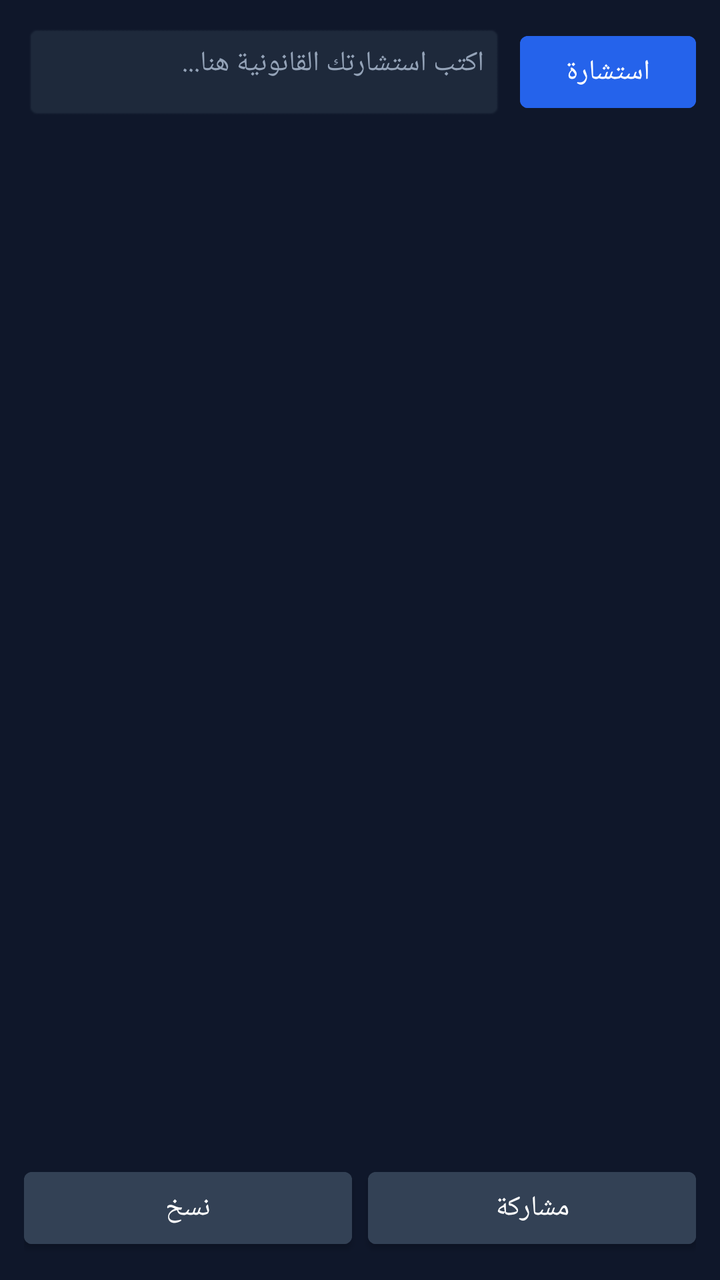
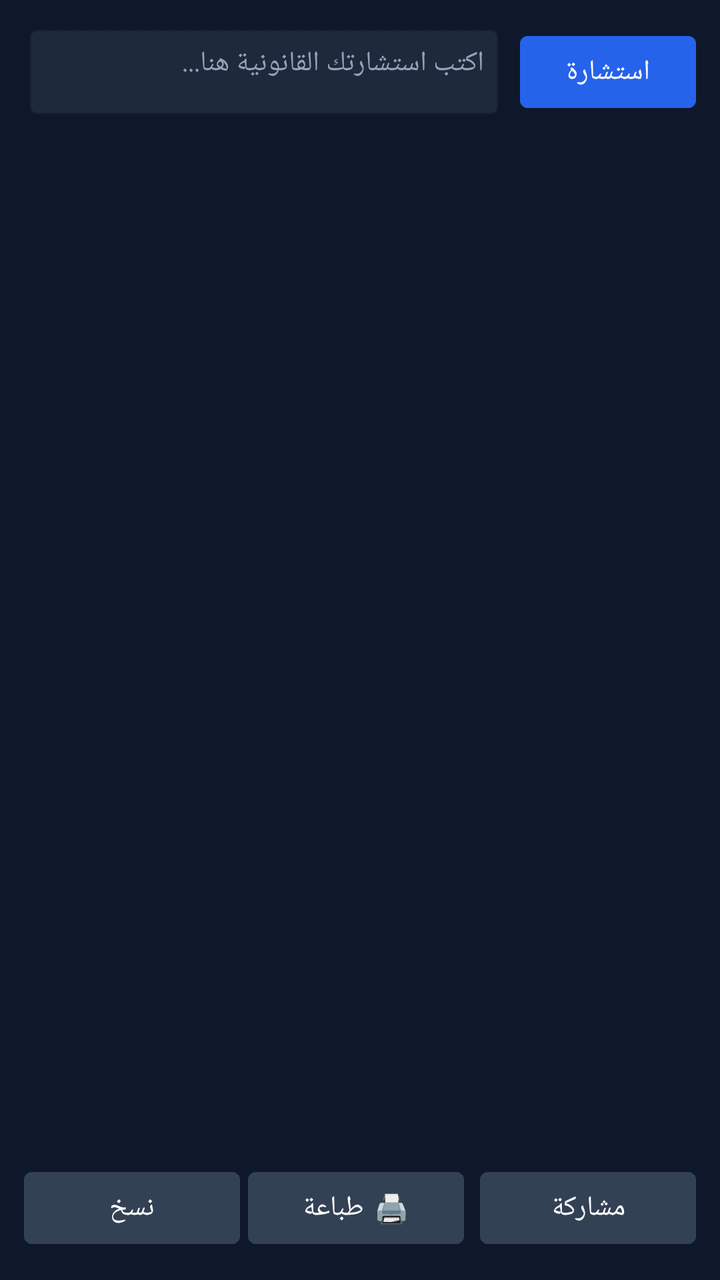

Compare the two renders of this Android layout. The source of the first and the diff that turns it into the second are given below.
<!-- AndroidManifest.xml: application theme Theme.AlMustashar -->
<!-- res/layout/activity_consult.xml -->
<?xml version="1.0" encoding="utf-8"?>
<LinearLayout xmlns:android="http://schemas.android.com/apk/res/android"
    android:layout_width="match_parent"
    android:layout_height="match_parent"
    android:orientation="vertical"
    android:background="#0F172A"
    android:padding="12dp">

    <LinearLayout
        android:id="@+id/layoutInput"
        android:layout_width="match_parent"
        android:layout_height="wrap_content"
        android:orientation="horizontal"
        android:gravity="center_vertical"
        android:layout_marginBottom="8dp">

        <EditText
            android:id="@+id/etQuestion"
            android:layout_width="0dp"
            android:layout_height="wrap_content"
            android:layout_weight="1"
            android:minHeight="48dp"
            android:hint="اكتب استشارتك القانونية هنا..."
            android:textColor="#FFFFFF"
            android:textColorHint="#94A3B8"
            android:background="@android:drawable/editbox_background"
            android:backgroundTint="#1E293B"
            android:padding="10dp"
            android:gravity="right|top"
            android:textDirection="rtl"
            android:textSize="14sp" />

        <Button
            android:id="@+id/btnAsk"
            android:layout_width="wrap_content"
            android:layout_height="wrap_content"
            android:layout_marginStart="8dp"
            android:text="استشارة"
            android:backgroundTint="#2563EB"
            android:textColor="#FFFFFF" />
    </LinearLayout>

    <ProgressBar
        android:id="@+id/progressBar"
        android:layout_width="wrap_content"
        android:layout_height="wrap_content"
        android:layout_gravity="center"
        android:visibility="gone"
        android:layout_margin="8dp" />

    <ScrollView
        android:layout_width="match_parent"
        android:layout_height="0dp"
        android:layout_weight="1"
        android:fillViewport="true">

        <LinearLayout
            android:layout_width="match_parent"
            android:layout_height="wrap_content"
            android:orientation="vertical">

            <TextView
                android:id="@+id/tvAnswer"
                android:layout_width="match_parent"
                android:layout_height="wrap_content"
                android:textColor="#E2E8F0"
                android:textSize="15sp"
                android:lineSpacingExtra="4dp"
                android:textIsSelectable="true"
                android:gravity="right"
                android:textDirection="rtl" />
        </LinearLayout>
    </ScrollView>

    <LinearLayout
        android:layout_width="match_parent"
        android:layout_height="wrap_content"
        android:orientation="horizontal"
        android:gravity="center"
        android:layout_marginTop="8dp">

        <Button
            android:id="@+id/btnCopy"
            android:layout_width="0dp"
            android:layout_height="wrap_content"
            android:layout_weight="1"
            android:text="نسخ"
            android:backgroundTint="#334155"
            android:textColor="#FFFFFF"
            android:layout_marginEnd="4dp" />

        <Button
            android:id="@+id/btnShare"
            android:layout_width="0dp"
            android:layout_height="wrap_content"
            android:layout_weight="1"
            android:text="مشاركة"
            android:backgroundTint="#334155"
            android:textColor="#FFFFFF"
            android:layout_marginStart="4dp" />
    </LinearLayout>

</LinearLayout>
<!-- resources referenced by this layout -->
<resources>
  <style name="Theme.AlMustashar" parent="Theme.MaterialComponents.DayNight.NoActionBar">
          
          <item name="colorPrimary">@color/primary</item>
          <item name="colorPrimaryVariant">@color/primary_dark</item>
          <item name="colorOnPrimary">@color/text_on_primary</item>
  
          
          <item name="colorSecondary">@color/accent</item>
          <item name="colorSecondaryVariant">@color/accent_dark</item>
          <item name="colorOnSecondary">@color/text_primary</item>
  
          
          <item name="android:colorBackground">@color/background</item>
          <item name="colorSurface">@color/surface</item>
          <item name="colorOnSurface">@color/text_primary</item>
  
          
          <item name="colorError">@color/error</item>
          <item name="colorOnError">@color/text_on_primary</item>
  
          
          <item name="android:statusBarColor">@color/primary_dark</item>
          <item name="android:windowLightStatusBar">false</item>
  
          
          <item name="android:navigationBarColor">@color/primary_dark</item>
  
          
          <item name="android:textColorPrimary">@color/text_primary</item>
          <item name="android:textColorSecondary">@color/text_secondary</item>
          <item name="android:textColorHint">@color/text_hint</item>
  
          
          <item name="android:fontFamily">sans-serif</item>
          <item name="fontFamily">sans-serif</item>
      </style>
  <color name="primary">#1A237E</color>
  <color name="primary_dark">#0D1442</color>
  <color name="text_on_primary">#FFFFFF</color>
  <color name="accent">#FFB800</color>
  <color name="accent_dark">#C68A00</color>
  <color name="text_primary">#212121</color>
  <color name="background">#F5F5F5</color>
  <color name="surface">#FFFFFF</color>
  <color name="error">#F44336</color>
  <color name="text_secondary">#757575</color>
  <color name="text_hint">#BDBDBD</color>
</resources>

<!-- the commit's change to res/layout/activity_consult.xml (unified diff, before → after) -->
@@ -90,6 +90,16 @@
             android:layout_marginEnd="4dp" />
 
         <Button
+            android:id="@+id/btnPrint"
+            android:layout_width="0dp"
+            android:layout_height="wrap_content"
+            android:layout_weight="1"
+            android:text="🖨️ طباعة"
+            android:backgroundTint="#334155"
+            android:textColor="#FFFFFF"
+            android:layout_marginEnd="4dp" />
+
+        <Button
             android:id="@+id/btnShare"
             android:layout_width="0dp"
             android:layout_height="wrap_content"
